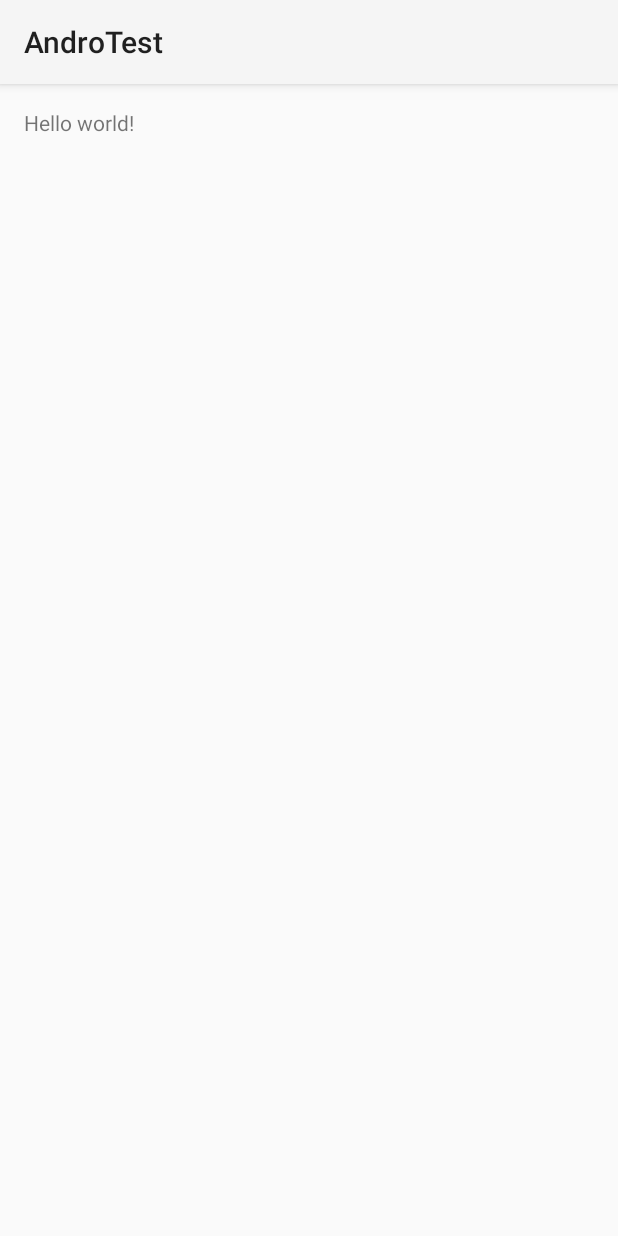
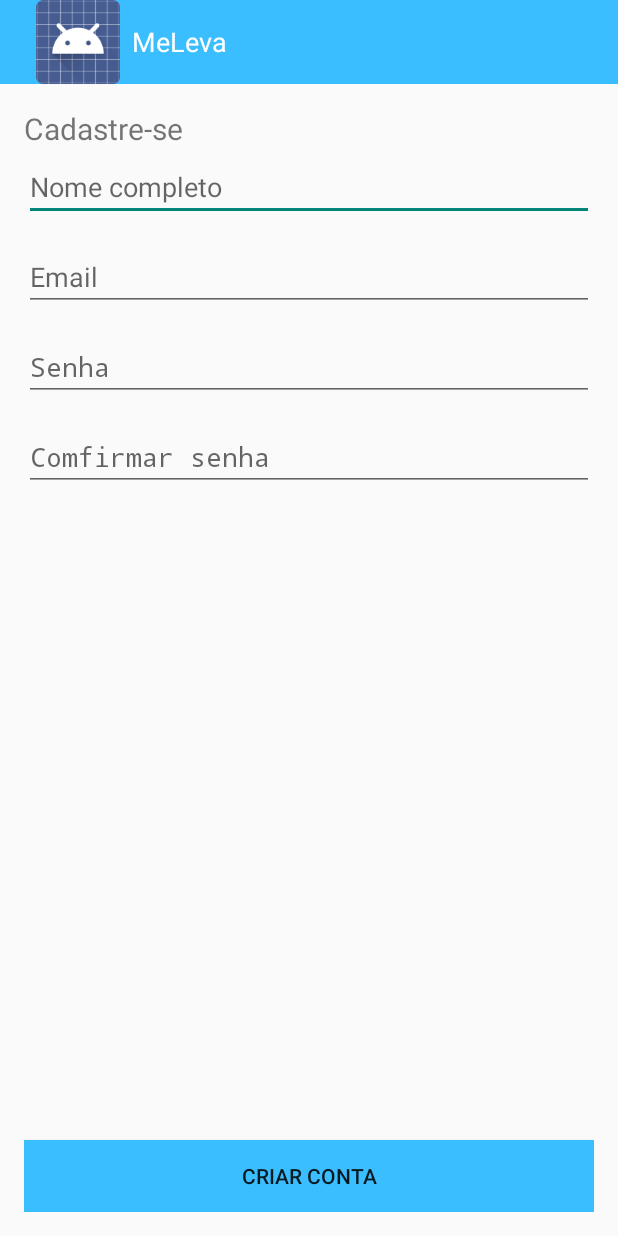
Before and after one commit to EduardoPetrini/andro-test, an Android app: the layout activity_home.xml on its own in the app's theme, with its tools: preview values and no code run, on a phone screen of 412 x 824 dp. Run offline under Robolectric (Android 15) with nearby library versions, the phone set to English and light mode, and no system bars.

Commit message:
Criação da tela de cadastro

```diff
--- a/AndroTest/app/build.gradle
+++ b/AndroTest/app/build.gradle
@@ -17,8 +17,10 @@ android {
             proguardFiles getDefaultProguardFile('proguard-android.txt'), 'proguard-rules.pro'
         }
     }
+    sourceSets { main { assets.srcDirs = ['src/main/assets', 'src/main/res/fonts'] } }
 }
 
 dependencies {
     compile fileTree(dir: 'libs', include: ['*.jar'])
+    compile 'uk.co.chrisjenx:calligraphy:2.1.0'
 }
--- a/AndroTest/app/src/main/AndroidManifest.xml
+++ b/AndroTest/app/src/main/AndroidManifest.xml
@@ -6,7 +6,7 @@
         android:allowBackup="true"
         android:icon="@mipmap/ic_launcher"
         android:label="@string/app_name"
-        android:theme="@style/AppTheme" >
+        android:theme="@style/blueActionBar" >
         <activity
             android:name=".HomeActivity"
             android:label="@string/app_name" >
--- a/AndroTest/app/src/main/java/br/com/androtest/HomeActivity.java
+++ b/AndroTest/app/src/main/java/br/com/androtest/HomeActivity.java
@@ -1,9 +1,20 @@
 package br.com.androtest;
 
+import android.app.ActionBar;
 import android.app.Activity;
+import android.content.Context;
+import android.graphics.Typeface;
 import android.os.Bundle;
+import android.text.Spannable;
+import android.text.SpannableString;
+import android.text.style.TypefaceSpan;
 import android.view.Menu;
 import android.view.MenuItem;
+import android.view.WindowManager;
+import android.widget.TextView;
+
+import uk.co.chrisjenx.calligraphy.CalligraphyConfig;
+import uk.co.chrisjenx.calligraphy.CalligraphyContextWrapper;
 
 
 public class HomeActivity extends Activity {
@@ -11,7 +22,28 @@ public class HomeActivity extends Activity {
     @Override
     protected void onCreate(Bundle savedInstanceState) {
         super.onCreate(savedInstanceState);
+//        requestWindowFeature(Window.FEATURE_NO_TITLE);
+        getWindow().setFlags(WindowManager.LayoutParams.FLAG_FULLSCREEN,
+                WindowManager.LayoutParams.FLAG_FULLSCREEN);
         setContentView(R.layout.activity_home);
+
+//        Default font
+        CalligraphyConfig.initDefault(new CalligraphyConfig.Builder()
+                        .setDefaultFontPath("comfortaa_regular.ttf")
+                        .setFontAttrId(R.attr.fontPath)
+                        .build()
+        );
+
+        SpannableString s = new SpannableString("MeLeva");
+        s.setSpan(new TypefaceSpan("comfortaa_regular.ttf"), 0, s.length(),
+                Spannable.SPAN_EXCLUSIVE_EXCLUSIVE);
+
+        // Update the action bar title with the TypefaceSpan instance
+        ActionBar actionBar = getActionBar();
+        actionBar.setTitle(s);
+        actionBar.setIcon(R.mipmap.ic_van);
+
+
     }
 
     @Override
@@ -35,4 +67,9 @@ public class HomeActivity extends Activity {
 
         return super.onOptionsItemSelected(item);
     }
+
+    @Override
+    protected void attachBaseContext(Context newBase) {
+        super.attachBaseContext(CalligraphyContextWrapper.wrap(newBase));
+    }
 }
--- a/AndroTest/app/src/main/res/layout/activity_home.xml
+++ b/AndroTest/app/src/main/res/layout/activity_home.xml
@@ -3,9 +3,57 @@
     android:layout_height="match_parent" android:paddingLeft="@dimen/activity_horizontal_margin"
     android:paddingRight="@dimen/activity_horizontal_margin"
     android:paddingTop="@dimen/activity_vertical_margin"
-    android:paddingBottom="@dimen/activity_vertical_margin" tools:context=".HomeActivity">
+    android:paddingBottom="@dimen/activity_vertical_margin" tools:context=".HomeActivity" tools:ignore="MissingPrefix"
+    android:textAlignment="center">
 
-    <TextView android:text="@string/hello_world" android:layout_width="wrap_content"
-        android:layout_height="wrap_content" />
+     <TextView
+        android:id="@+id/headText"
+        android:layout_width="match_parent"
+        android:layout_height="wrap_content"
+        android:text="@string/head_cadastro"
+        android:textSize="20dp"
+        fontPath="comfortaa_bold.ttf"/>
+
+    <EditText
+        android:id="@+id/inputNome"
+        android:layout_width="match_parent"
+        android:layout_height="wrap_content"
+        android:hint="@string/complet_name"
+        android:layout_marginTop="30dp"
+        fontPath="comfortaa_regular.ttf"/>
+
+    <EditText
+        android:id="@+id/inputEmail"
+        android:layout_width="match_parent"
+        android:layout_height="wrap_content"
+        android:hint="@string/email"
+        android:layout_marginTop="90dp"
+        fontPath="comfortaa_regular.ttf"/>
+
+    <EditText
+        android:id="@+id/inputSenha"
+        android:layout_width="match_parent"
+        android:layout_height="wrap_content"
+        android:hint="@string/password"
+        android:layout_marginTop="150dp"
+        android:password="true"
+        fontPath="comfortaa_regular.ttf"/>
+
+    <EditText
+        android:id="@+id/inputConfSenha"
+        android:layout_width="match_parent"
+        android:layout_height="wrap_content"
+        android:hint="@string/confirm_password"
+        android:layout_marginTop="210dp"
+        android:password="true"
+        fontPath="comfortaa_regular.ttf"/>
+    <Button
+        android:id="@+id/buttonCadastre"
+        android:layout_width="match_parent"
+        android:layout_height="wrap_content"
+        android:layout_alignParentBottom="true"
+        android:text="@string/button_create_account"
+        fontPath="comfortaa_regular.ttf"
+        android:background="@color/blue_default"/>
 
 </RelativeLayout>
--- /dev/null
+++ b/AndroTest/app/src/main/res/values/colors.xml
@@ -0,0 +1,5 @@
+<?xml version="1.0" encoding="utf-8"?>
+<resources>
+
+    <color name="blue_default">#3BBEFF</color>
+</resources>
--- a/AndroTest/app/src/main/res/values/strings.xml
+++ b/AndroTest/app/src/main/res/values/strings.xml
@@ -1,6 +1,13 @@
 <resources>
-    <string name="app_name">AndroTest</string>
+    <string name="app_name">MeLeva</string>
 
     <string name="hello_world">Hello world!</string>
     <string name="action_settings">Settings</string>
+    <string name="head_cadastro">Cadastre-se</string>
+    <string name="complet_name">Nome completo</string>
+    <string name="email">Email</string>
+    <string name="password">Senha</string>
+    <string name="confirm_password">Comfirmar senha</string>
+    <string name="button_create_account">Criar conta</string>
+    <string name="panel_top">Painel do topo</string>
 </resources>
--- a/AndroTest/app/src/main/res/values/styles.xml
+++ b/AndroTest/app/src/main/res/values/styles.xml
@@ -3,6 +3,7 @@
     <!-- Base application theme. -->
     <style name="AppTheme" parent="android:Theme.Holo.Light.DarkActionBar">
         <!-- Customize your theme here. -->
+
     </style>
 
 </resources>
--- /dev/null
+++ b/AndroTest/app/src/main/res/values/themes.xml
@@ -0,0 +1,14 @@
+<?xml version="1.0" encoding="utf-8"?>
+<resources>
+
+    <style name="blueActionBar" parent="AppTheme">
+
+        <item name="android:actionBarStyle">@style/MyActionBar</item>
+
+    </style>
+    <style name="MyActionBar"
+        parent="@android:style/Widget.Holo.Light.ActionBar.Solid.Inverse">
+        <item name="android:background">@color/blue_default</item>
+        <item name="android:name">@string/email</item>
+    </style>
+</resources>
--- a/AndroTest/build.gradle
+++ b/AndroTest/build.gradle
@@ -9,11 +9,13 @@ buildscript {
 
         // NOTE: Do not place your application dependencies here; they belong
         // in the individual module build.gradle files
+
     }
 }
 
 allprojects {
     repositories {
         jcenter()
+
     }
 }
```
Also changed, not shown: AndroTest/app/src/main/assets/comfortaa-bold.ttf (added), AndroTest/app/src/main/assets/comfortaa_regular.ttf (added), AndroTest/app/src/main/res/mipmap-hdpi/ic_van.png (added), AndroTest/app/src/main/res/mipmap-mdpi/ic_van.png (added), AndroTest/app/src/main/res/mipmap-xhdpi/ic_van.png (added), AndroTest/app/src/main/res/mipmap-xxhdpi/ic_van.png (added), 1 other file.
